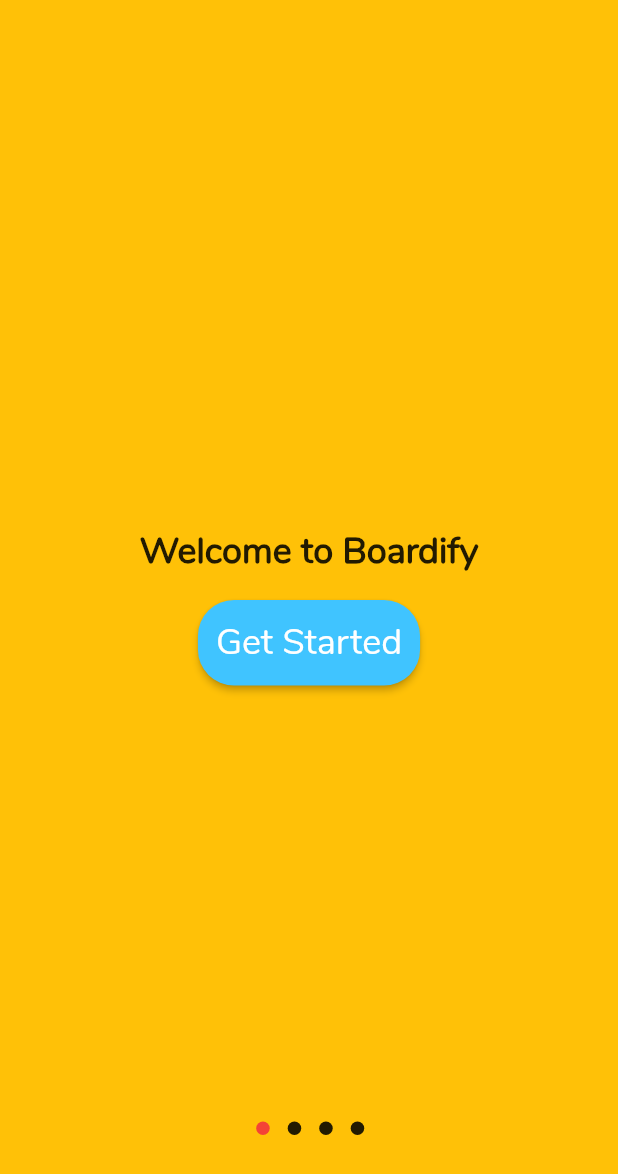
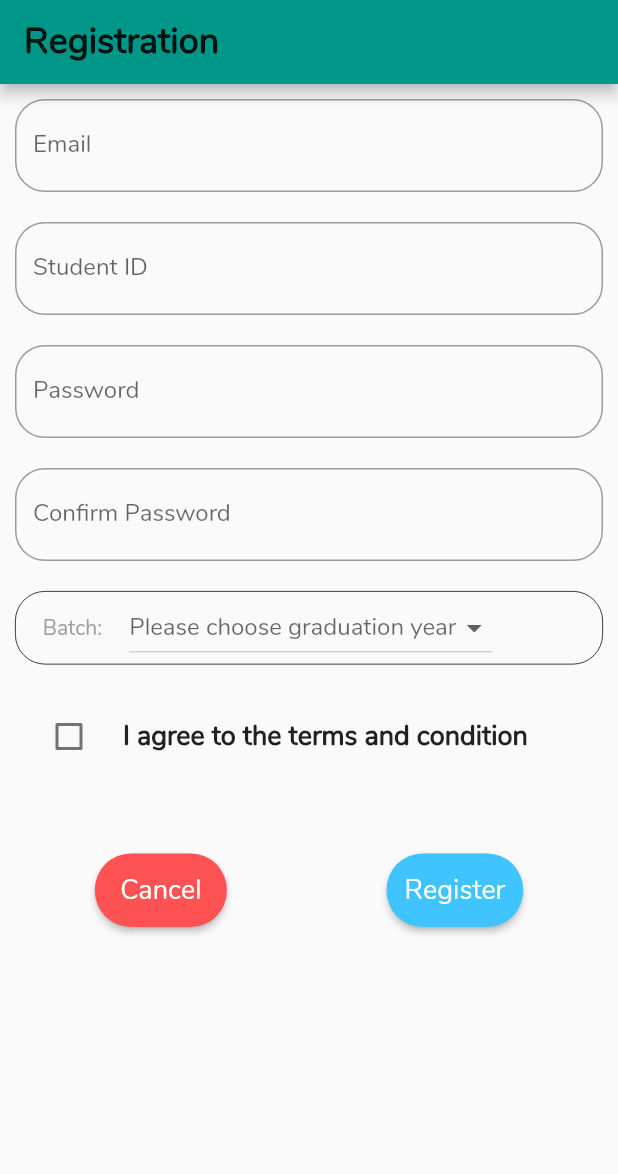
Before and after one commit to boardify-sutd/boardify_front_end, a Flutter app: the screen it shows after launch, on a phone screen of 412 x 824 dp. Shown: the top 1174 px of the screen. Run offline on Flutter 3.47's test engine with Material 2 defaults, Android fonts, the phone set to English and light mode, and no system bars; drawn by our look-alikes of dots_indicator.

Commit message:
Registration Page, routing is not done yet

```diff
--- a/lib/main.dart
+++ b/lib/main.dart
@@ -1,6 +1,7 @@
 import 'package:flutter/material.dart';
 import 'login_page.dart';
 import 'splash_screen.dart';
+import 'registration_page.dart';
 
 void main() {
   runApp(MyApp());
@@ -16,7 +17,7 @@
           primarySwatch: Colors.lightBlue,
           fontFamily: 'Nunito',
         ),
-        home: SplashScreen());
+        home: RegistrationPage());
   }
 }
 
--- /dev/null
+++ b/lib/registration_page.dart
@@ -0,0 +1,145 @@
+import 'package:flutter/material.dart';
+
+class RegistrationPage extends StatefulWidget {
+  @override
+  _RegistrationPageState createState() => new _RegistrationPageState();
+}
+
+class _RegistrationPageState extends State<RegistrationPage> {
+  bool _isChecked = false;
+  String _currentYearSelected = null;
+  List<String> _gradYear = ['2019', '2020', '2021', '2022', '2023'];
+
+  @override
+  Widget build(BuildContext context) {
+    // TODO: implement build
+    return Scaffold(
+      appBar: AppBar(
+        title: Text('Registration',
+            style: TextStyle(fontWeight: FontWeight.bold, fontSize: 24)),
+        backgroundColor: Colors.teal,
+      ),
+      body: Container(
+          padding: EdgeInsets.all(10.0),
+          child: Column(
+            children: <Widget>[
+              TextFormField(
+                decoration: InputDecoration(
+                    hintText: 'Email',
+                    labelText: 'Email',
+                    border: OutlineInputBorder(
+                        borderRadius: BorderRadius.circular(20.0))),
+              ),
+              Padding(
+                padding: EdgeInsets.only(top: 20.0),
+              ),
+              TextFormField(
+                decoration: InputDecoration(
+                    hintText: 'Student ID',
+                    labelText: 'Student ID',
+                    border: OutlineInputBorder(
+                        borderRadius: BorderRadius.circular(20.0))),
+              ),
+              Padding(
+                padding: EdgeInsets.only(top: 20.0),
+              ),
+              TextFormField(
+                obscureText: true,
+                decoration: InputDecoration(
+                    hintText: 'Password',
+                    labelText: 'Password',
+                    border: OutlineInputBorder(
+                        borderRadius: BorderRadius.circular(20.0))),
+              ),
+              Padding(
+                padding: EdgeInsets.only(top: 20.0),
+              ),
+              TextFormField(
+                obscureText: true,
+                decoration: InputDecoration(
+                    hintText: 'Confirm Password',
+                    labelText: 'Confirm Password',
+                    border: OutlineInputBorder(
+                        borderRadius: BorderRadius.circular(20.0))),
+              ),
+              Padding(
+                padding: EdgeInsets.only(top: 20.0),
+              ),
+              Container(
+                decoration: ShapeDecoration(
+                  shape: RoundedRectangleBorder(
+                    side: BorderSide(width: 0.5, style: BorderStyle.solid),
+                    borderRadius: BorderRadius.circular(20),
+                  ),
+                ),
+                child: Row(
+                  children: <Widget>[
+                    Text('     Batch:     ',
+                        style: TextStyle(color: Colors.grey)),
+                    DropdownButton<String>(
+                      hint: Text('Please choose graduation year'),
+                      value: _currentYearSelected,
+                      items: _gradYear.map((String dropDownStringItem) {
+                        return DropdownMenuItem<String>(
+                          value: dropDownStringItem,
+                          child: Text(dropDownStringItem),
+                        );
+                      }).toList(),
+                      onChanged: (String newValueSelected) {
+                        setState(() {
+                          this._currentYearSelected = newValueSelected;
+                        });
+                      },
+                    ),
+                  ],
+                ),
+              ),
+              Padding(
+                padding: EdgeInsets.only(top: 20.0),
+              ),
+              CheckboxListTile(
+                value: _isChecked,
+                onChanged: (newValue) {
+                  setState(() {
+                    _isChecked = newValue;
+                  });
+                },
+                title: Text('I agree to the terms and condition',
+                    style:
+                        TextStyle(fontSize: 18, fontWeight: FontWeight.bold)),
+                controlAffinity: ListTileControlAffinity.leading,
+              ),
+
+              Padding(
+                padding: EdgeInsets.only(top: 50.0),
+              ),
+              Row(
+                mainAxisAlignment: MainAxisAlignment.spaceAround,
+                children: <Widget>[
+                  RaisedButton(
+                    shape: RoundedRectangleBorder(
+                      borderRadius: BorderRadius.circular(24),
+                    ),
+                    onPressed: () {},
+                    padding: EdgeInsets.all(12),
+                    color: Colors.redAccent,
+                    child:
+                        Text('Cancel', style: TextStyle(color: Colors.white, fontSize: 18)),
+                  ),
+                  RaisedButton(
+                    shape: RoundedRectangleBorder(
+                      borderRadius: BorderRadius.circular(24),
+                    ),
+                    onPressed: () {},
+                    padding: EdgeInsets.all(12),
+                    color: Colors.lightBlueAccent,
+                    child:
+                        Text('Register', style: TextStyle(color: Colors.white,fontSize: 18)),
+                  ),
+                ],
+              )
+            ],
+          )),
+    );
+  }
+}
```
Also changed, not shown: 17 other files.
